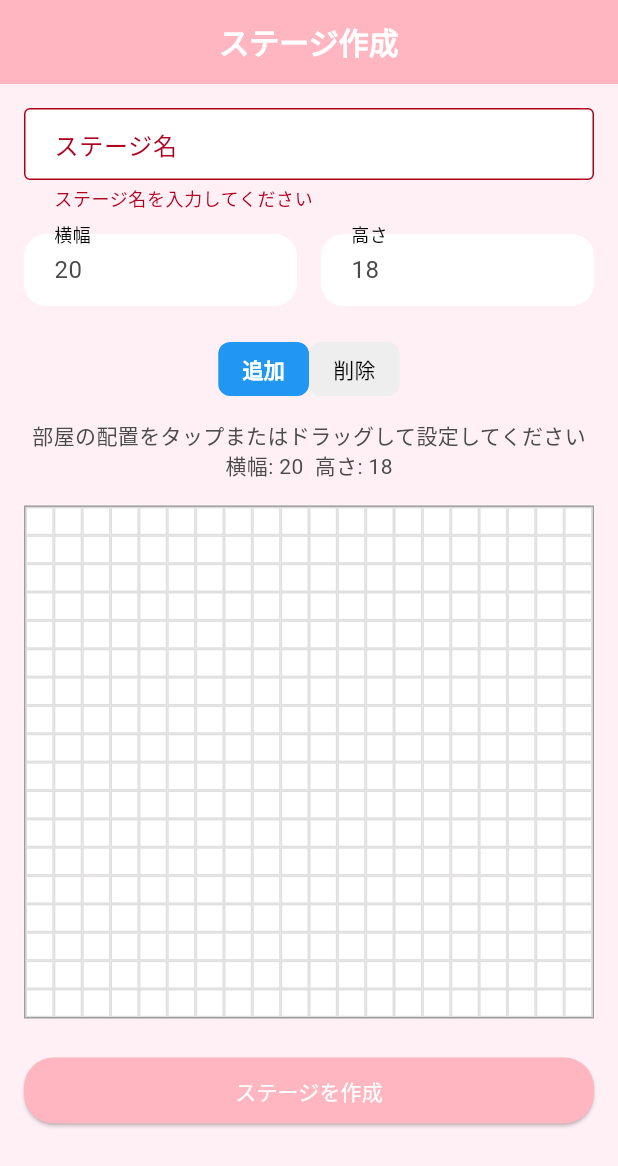
After one commit to naoya25/room_fit, a Flutter app: the StageCreationPage screen opened by its route, after a tap on "ステージを作成", on a phone screen of 412 x 824 dp. The commit adds this screen. Shown: the top 1166 px of the screen. Run offline on Flutter 3.47's test engine with Material 3 defaults, Android fonts, the phone set to English and light mode, and no system bars; our stand-ins replace flutter_hooks, flutter_riverpod, go_router, hooks_riverpod, supabase_flutter; accounts and stored records are empty.

Commit message:
feat ステージ作成機能

```diff
--- a/lib/components/grid/grid_view.dart
+++ b/lib/components/grid/grid_view.dart
@@ -19,8 +19,8 @@ class CustomGridView extends StatelessWidget {
   final Function(int x, int y)? onCellTap;
   final Color? cellColor;
 
-  Border _getBorder(int x, int y) {
-    if (!grid[y][x]) return Border.all(color: Colors.transparent, width: 1);
+  Border? _getBorder(int x, int y) {
+    if (!grid[y][x]) return null;
 
     final directions = [
       [0, -1],
@@ -59,14 +59,14 @@ class CustomGridView extends StatelessWidget {
     }
 
     if (top == null && bottom == null && left == null && right == null) {
-      return Border.all(color: Colors.transparent, width: 1);
+      return null;
     }
 
     return Border(
-      top: top ?? BorderSide(color: Colors.transparent, width: 1),
-      bottom: bottom ?? BorderSide(color: Colors.transparent, width: 1),
-      left: left ?? BorderSide(color: Colors.transparent, width: 1),
-      right: right ?? BorderSide(color: Colors.transparent, width: 1),
+      top: top ?? BorderSide.none,
+      bottom: bottom ?? BorderSide.none,
+      left: left ?? BorderSide.none,
+      right: right ?? BorderSide.none,
     );
   }
 
@@ -84,7 +84,7 @@ class CustomGridView extends StatelessWidget {
         final cellValue = grid[y][x];
 
         return GridCell(
-          size: cellSize - 2,
+          size: cellSize,
           isActive: cellValue,
           border: _getBorder(x, y),
           color: cellColor,
--- a/lib/pages/home_page.dart
+++ b/lib/pages/home_page.dart
@@ -26,6 +26,10 @@ class HomePage extends HookConsumerWidget {
               onPressed: () => context.push('/select'),
               child: const Text('ステージを選ぶ'),
             ),
+            TextButton(
+              onPressed: () => context.push('/stage_creation'),
+              child: const Text('ステージを作成する'),
+            ),
           ],
         ),
       ),
--- /dev/null
+++ b/lib/pages/stage_creation_page.dart
@@ -0,0 +1,392 @@
+import 'package:flutter/material.dart';
+import 'package:flutter_hooks/flutter_hooks.dart';
+import 'package:go_router/go_router.dart';
+import 'package:hooks_riverpod/hooks_riverpod.dart';
+import 'package:room_fit/core/constants/grid_size.dart';
+import 'package:room_fit/providers/stage_provider.dart';
+
+enum GridMode {
+  add,
+  remove;
+
+  get label {
+    switch (this) {
+      case GridMode.add:
+        return '追加';
+      case GridMode.remove:
+        return '削除';
+    }
+  }
+}
+
+/// ステージ作成ページ
+class StageCreationPage extends HookConsumerWidget {
+  const StageCreationPage({super.key});
+
+  @override
+  Widget build(BuildContext context, WidgetRef ref) {
+    // --- TextEditingController ---
+    final stageNameController = useTextEditingController();
+    final widthController = useTextEditingController(text: '20');
+    final heightController = useTextEditingController(text: '18');
+
+    // --- 部屋の2次元グリッド(最大サイズ)を管理 ---
+    final roomGrid = useState<List<List<bool>>>(
+      List.generate(maxGridRowNum, (_) => List.filled(maxGridColNum, false)),
+    );
+
+    // --- エラー表示用のState ---
+    final stageNameError = useState<String?>(null);
+    final widthError = useState<String?>(null);
+    final heightError = useState<String?>(null);
+
+    // --- 入力値チェック ---
+    bool validateInputs() {
+      // ステージ名
+      if (stageNameController.text.isEmpty) {
+        stageNameError.value = 'ステージ名を入力してください';
+        return false;
+      } else {
+        stageNameError.value = null;
+      }
+
+      // 幅
+      if (widthController.text.isEmpty) {
+        widthError.value = '横幅を入力してください';
+        return false;
+      } else {
+        final w = int.tryParse(widthController.text);
+        if (w == null) {
+          widthError.value = '数値を入力してください';
+          return false;
+        } else if (w < 1) {
+          widthError.value = '1以上の値を入力してください';
+          return false;
+        } else if (w > maxGridColNum) {
+          widthError.value = '$maxGridColNum以下の値を入力してください';
+          return false;
+        } else {
+          widthError.value = null;
+        }
+      }
+
+      // 高さ
+      if (heightController.text.isEmpty) {
+        heightError.value = '高さを入力してください';
+        return false;
+      } else {
+        final h = int.tryParse(heightController.text);
+        if (h == null) {
+          heightError.value = '数値を入力してください';
+          return false;
+        } else if (h < 1) {
+          heightError.value = '1以上の値を入力してください';
+          return false;
+        } else if (h > maxGridRowNum) {
+          heightError.value = '$maxGridRowNum以下の値を入力してください';
+          return false;
+        } else {
+          heightError.value = null;
+        }
+      }
+      return true;
+    }
+
+    // --- 作成ボタン押下時の処理 ---
+    Future<void> onCreatePressed() async {
+      if (!validateInputs()) return;
+
+      final w = int.parse(widthController.text);
+      final h = int.parse(heightController.text);
+
+      // 実際に使用する範囲だけ切り抜く
+      final selectedGrid =
+          roomGrid.value.sublist(0, h).map((row) => row.sublist(0, w)).toList();
+
+      // Provider側のcreateStageを呼び出し
+      await ref
+          .read(stageListProvider.notifier)
+          .createStage(
+            name: stageNameController.text,
+            height: h,
+            width: w,
+            roomGrid: selectedGrid,
+          );
+
+      if (context.mounted) {
+        context.go('/select');
+      }
+    }
+
+    // 入力が更新されるたびにバリデーションを実行
+    useEffect(() {
+      stageNameController.addListener(validateInputs);
+      widthController.addListener(validateInputs);
+      heightController.addListener(validateInputs);
+      return () {
+        stageNameController.removeListener(validateInputs);
+        widthController.removeListener(validateInputs);
+        heightController.removeListener(validateInputs);
+      };
+    }, []);
+
+    return GestureDetector(
+      onTap: () => FocusScope.of(context).unfocus(),
+      child: Scaffold(
+        appBar: AppBar(title: const Text('ステージ作成'), centerTitle: true),
+        body: SingleChildScrollView(
+          padding: const EdgeInsets.all(16),
+          child: Column(
+            crossAxisAlignment: CrossAxisAlignment.start,
+            children: [
+              // --- ステージ名入力 ---
+              TextField(
+                controller: stageNameController,
+                decoration: InputDecoration(
+                  labelText: 'ステージ名',
+                  border: const OutlineInputBorder(),
+                  errorText: stageNameError.value,
+                ),
+              ),
+              const SizedBox(height: 16),
+
+              // --- 幅・高さ入力 ---
+              _GridSizeInput(
+                widthController: widthController,
+                heightController: heightController,
+                widthError: widthError.value,
+                heightError: heightError.value,
+              ),
+              const SizedBox(height: 24),
+
+              // --- グリッド編集UI ---
+              if (widthController.text.isNotEmpty &&
+                  heightController.text.isNotEmpty)
+                LayoutBuilder(
+                  builder: (context, constraints) {
+                    final w = int.tryParse(widthController.text) ?? 0;
+                    final h = int.tryParse(heightController.text) ?? 0;
+                    if (w == 0 || h == 0) return const SizedBox.shrink();
+
+                    final screenWidth = constraints.maxWidth;
+                    final cellSize = screenWidth / w;
+                    final calculatedHeight = cellSize * h;
+
+                    return _RoomGridInput(
+                      width: w,
+                      height: h,
+                      calculatedHeight: calculatedHeight,
+                      roomGrid: roomGrid,
+                    );
+                  },
+                ),
+
+              const SizedBox(height: 24),
+              // --- 作成ボタン ---
+              SizedBox(
+                width: double.infinity,
+                child: ElevatedButton(
+                  onPressed: onCreatePressed,
+                  child: const Text('ステージを作成'),
+                ),
+              ),
+            ],
+          ),
+        ),
+      ),
+    );
+  }
+}
+
+/// 幅・高さ入力用Widget
+class _GridSizeInput extends StatelessWidget {
+  const _GridSizeInput({
+    required this.widthController,
+    required this.heightController,
+    required this.widthError,
+    required this.heightError,
+  });
+
+  final TextEditingController widthController;
+  final TextEditingController heightController;
+  final String? widthError;
+  final String? heightError;
+
+  @override
+  Widget build(BuildContext context) {
+    return Row(
+      children: [
+        // 横幅
+        Expanded(
+          child: TextField(
+            controller: widthController,
+            keyboardType: TextInputType.number,
+            decoration: InputDecoration(
+              labelText: '横幅',
+              border: const OutlineInputBorder(),
+              errorText: widthError,
+            ),
+          ),
+        ),
+        const SizedBox(width: 16),
+        // 高さ
+        Expanded(
+          child: TextField(
+            controller: heightController,
+            keyboardType: TextInputType.number,
+            decoration: InputDecoration(
+              labelText: '高さ',
+              border: const OutlineInputBorder(),
+              errorText: heightError,
+            ),
+          ),
+        ),
+      ],
+    );
+  }
+}
+
+/// 部屋のグリッド編集UI
+class _RoomGridInput extends HookWidget {
+  const _RoomGridInput({
+    required this.width,
+    required this.height,
+    required this.calculatedHeight,
+    required this.roomGrid,
+  });
+
+  final int width;
+  final int height;
+  final double calculatedHeight;
+  final ValueNotifier<List<List<bool>>> roomGrid;
+
+  @override
+  Widget build(BuildContext context) {
+    final isDragging = useState(false);
+    final mode = useState(GridMode.add);
+
+    // ローカルで編集用のGrid（画面表示用）を管理
+    final localGrid = useState(
+      roomGrid.value.map((row) => List<bool>.from(row)).toList(),
+    );
+
+    // roomGrid本体が変わったら表示用を同期
+    useEffect(() {
+      localGrid.value =
+          roomGrid.value.map((row) => List<bool>.from(row)).toList();
+      return null;
+    }, [roomGrid.value]);
+
+    // 指定座標をタップ／ドラッグされた際に状態を更新
+    void updateGrid(int x, int y) {
+      if (x < 0 || x >= width || y < 0 || y >= height) return;
+
+      final newValue = (mode.value == GridMode.add);
+      if (localGrid.value[y][x] != newValue) {
+        localGrid.value[y][x] = newValue;
+        roomGrid.value[y][x] = newValue; // 本体も更新
+      }
+    }
+
+    return Column(
+      children: [
+        // --- 追加／削除の切り替えボタン ---
+        _ModeToggleButton(currentMode: mode),
+        const SizedBox(height: 16),
+        Text('部屋の配置をタップまたはドラッグして設定してください'),
+        Text('横幅: $width  高さ: $height'),
+        const SizedBox(height: 16),
+
+        // --- グリッド本体 ---
+        Container(
+          width: double.infinity,
+          height: calculatedHeight,
+          decoration: BoxDecoration(border: Border.all(color: Colors.grey)),
+          child: GestureDetector(
+            onPanStart: (details) {
+              isDragging.value = true;
+              final cellSize = calculatedHeight / height;
+              final x = (details.localPosition.dx / cellSize).floor();
+              final y = (details.localPosition.dy / cellSize).floor();
+              updateGrid(x, y);
+            },
+            onPanUpdate: (details) {
+              if (!isDragging.value) return;
+              final cellSize = calculatedHeight / height;
+              final x = (details.localPosition.dx / cellSize).floor();
+              final y = (details.localPosition.dy / cellSize).floor();
+              updateGrid(x, y);
+            },
+            onPanEnd: (_) {
+              isDragging.value = false;
+            },
+            child: GridView.builder(
+              physics: const NeverScrollableScrollPhysics(),
+              gridDelegate: SliverGridDelegateWithFixedCrossAxisCount(
+                crossAxisCount: width,
+              ),
+              itemCount: width * height,
+              itemBuilder: (context, index) {
+                final x = index % width;
+                final y = index ~/ width;
+                final isActive = localGrid.value[y][x];
+                return Container(
+                  decoration: BoxDecoration(
+                    border: Border.all(color: Colors.grey.shade300),
+                    color: isActive ? Colors.blue.shade200 : Colors.white,
+                  ),
+                );
+              },
+            ),
+          ),
+        ),
+      ],
+    );
+  }
+}
+
+/// 追加／削除の切り替えボタン
+class _ModeToggleButton extends StatelessWidget {
+  const _ModeToggleButton({required this.currentMode});
+
+  final ValueNotifier<GridMode> currentMode;
+
+  Widget _buildButton({
+    required String label,
+    required bool isSelected,
+    required VoidCallback onTap,
+  }) {
+    return GestureDetector(
+      onTap: onTap,
+      child: Container(
+        padding: const EdgeInsets.symmetric(horizontal: 16, vertical: 8),
+        decoration: BoxDecoration(
+          color: isSelected ? Colors.blue : Colors.grey.shade200,
+          borderRadius: BorderRadius.circular(8),
+        ),
+        child: Text(
+          label,
+          style: TextStyle(
+            color: isSelected ? Colors.white : Colors.black,
+            fontWeight: isSelected ? FontWeight.bold : FontWeight.normal,
+          ),
+        ),
+      ),
+    );
+  }
+
+  @override
+  Widget build(BuildContext context) {
+    return Row(
+      mainAxisAlignment: MainAxisAlignment.center,
+      children: [
+        for (final mode in GridMode.values)
+          _buildButton(
+            label: mode.label,
+            isSelected: currentMode.value == mode,
+            onTap: () => currentMode.value = mode,
+          ),
+      ],
+    );
+  }
+}
--- a/lib/providers/router_provider.dart
+++ b/lib/providers/router_provider.dart
@@ -1,5 +1,6 @@
 import 'package:go_router/go_router.dart';
 import 'package:hooks_riverpod/hooks_riverpod.dart';
+import 'package:room_fit/pages/stage_creation_page.dart';
 import 'package:room_fit/pages/stage_play_page.dart';
 import 'package:room_fit/pages/stage_select_page.dart';
 import '../pages/login_page.dart';
@@ -35,6 +36,10 @@ final routerProvider = Provider<GoRouter>((ref) {
             (_, state) =>
                 StagePlayPage(stageId: state.pathParameters['stageId']!),
       ),
+      GoRoute(
+        path: '/stage_creation',
+        builder: (_, __) => const StageCreationPage(),
+      ),
     ],
   );
 });
--- a/lib/providers/stage_provider.dart
+++ b/lib/providers/stage_provider.dart
@@ -2,9 +2,10 @@ import 'package:hooks_riverpod/hooks_riverpod.dart';
 import '../repositories/stage_repository.dart';
 import '../models/stage_model.dart';
 
-final stageListProvider = FutureProvider<List<StageModel>>((ref) async {
-  return StageRepository().fetchStages();
-});
+final stageListProvider =
+    AsyncNotifierProvider<StageListNotifier, List<StageModel>>(() {
+      return StageListNotifier();
+    });
 
 final stageDetailProvider = FutureProvider.family<StageModel, String>((
   ref,
@@ -12,3 +13,28 @@ final stageDetailProvider = FutureProvider.family<StageModel, String>((
 ) async {
   return StageRepository().fetchStageById(id);
 });
+
+class StageListNotifier extends AsyncNotifier<List<StageModel>> {
+  @override
+  Future<List<StageModel>> build() async {
+    return await StageRepository().fetchStages();
+  }
+
+  Future<void> createStage({
+    required String name,
+    required int height,
+    required int width,
+    required List<List<bool>> roomGrid,
+  }) async {
+    state = const AsyncValue.loading();
+    state = await AsyncValue.guard(() async {
+      final newStage = await StageRepository().createStage(
+        name: name,
+        height: height,
+        width: width,
+        roomGrid: roomGrid,
+      );
+      return [...state.value ?? [], newStage];
+    });
+  }
+}
--- a/lib/repositories/stage_repository.dart
+++ b/lib/repositories/stage_repository.dart
@@ -1,3 +1,4 @@
+import 'package:room_fit/core/utils/grid.dart';
 import 'package:supabase_flutter/supabase_flutter.dart';
 import '../models/stage_model.dart';
 
@@ -16,4 +17,20 @@ class StageRepository {
 
     return StageModel.fromJson(data);
   }
+
+  Future<StageModel> createStage({
+    required String name,
+    required int height,
+    required int width,
+    required List<List<bool>> roomGrid,
+  }) async {
+    final response = await _client.from('stages').insert({
+      'name': name,
+      'height': height,
+      'width': width,
+      'room_grid': encodeGrid(roomGrid),
+    });
+
+    return StageModel.fromJson(response.data);
+  }
 }
```
